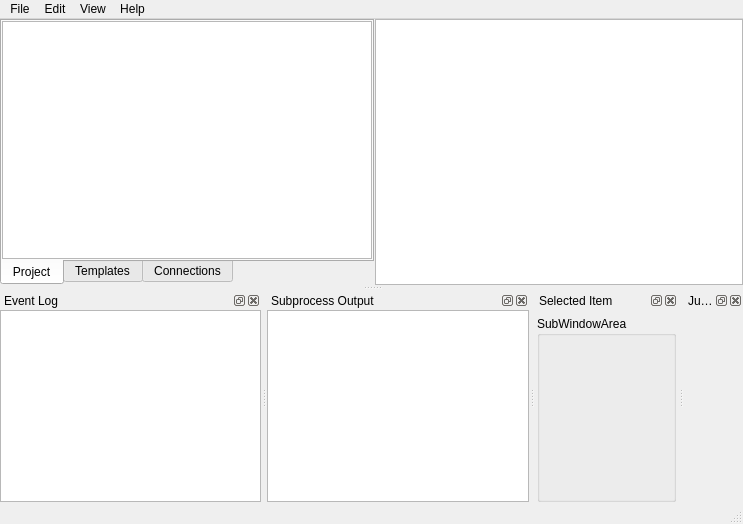
spine-tools/Spine-Toolbox, file spinetoolbox/ui/mainwindow.ui: the form before one commit.
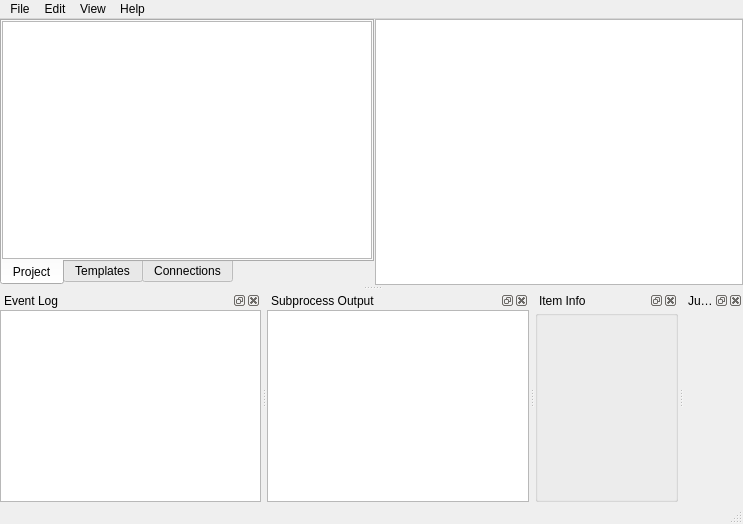
The form after the commit. Icons and pictures are not drawn. Custom widgets are drawn as their Qt base class.

The edit to the form file:
```diff
--- a/spinetoolbox/ui/mainwindow.ui
+++ b/spinetoolbox/ui/mainwindow.ui
@@ -539,7 +539,7 @@
     </size>
    </property>
    <property name="windowTitle">
-    <string>Selected Item</string>
+    <string>Item Info</string>
    </property>
    <attribute name="dockWidgetArea">
     <number>8</number>
@@ -550,23 +550,35 @@
       <number>6</number>
      </property>
      <property name="leftMargin">
-      <number>2</number>
+      <number>0</number>
      </property>
      <property name="topMargin">
-      <number>6</number>
+      <number>0</number>
      </property>
      <property name="rightMargin">
-      <number>2</number>
+      <number>0</number>
      </property>
      <property name="bottomMargin">
       <number>0</number>
      </property>
      <item>
       <widget class="QGroupBox" name="groupBox_subwindow">
-       <property name="title">
-        <string>SubWindowArea</string>
-       </property>
        <layout class="QVBoxLayout" name="verticalLayout_8">
+        <property name="spacing">
+         <number>6</number>
+        </property>
+        <property name="leftMargin">
+         <number>0</number>
+        </property>
+        <property name="topMargin">
+         <number>0</number>
+        </property>
+        <property name="rightMargin">
+         <number>0</number>
+        </property>
+        <property name="bottomMargin">
+         <number>0</number>
+        </property>
         <item>
          <widget class="QWidget" name="widget" native="true"/>
         </item>
```
Left out of the diff: 19 changed lines with no effect on the pictures.
